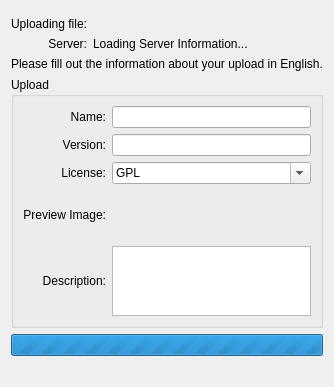
First picture: the form in knewstuff/knewstuff3/uploaddialog.ui, repository KDE/kdelibs, before the edit.
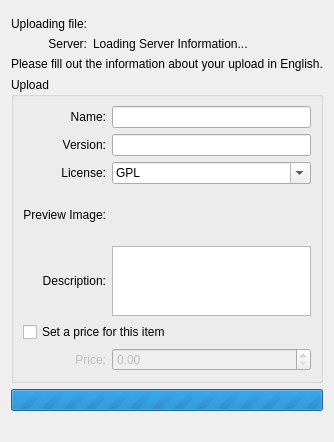
Second picture: the form after the edit. Custom widgets are drawn as their Qt base class.

Commit message: add price widgets

```diff
--- a/knewstuff/knewstuff3/uploaddialog.ui
+++ b/knewstuff/knewstuff3/uploaddialog.ui
@@ -213,6 +213,36 @@
         </property>
        </widget>
       </item>
+      <item row="5" column="0" colspan="3">
+       <widget class="QCheckBox" name="priceCheckBox">
+        <property name="text">
+         <string>Set a price for this item</string>
+        </property>
+       </widget>
+      </item>
+      <item row="6" column="1" colspan="2">
+       <widget class="QDoubleSpinBox" name="priceSpinBox">
+        <property name="enabled">
+         <bool>false</bool>
+        </property>
+        <property name="singleStep">
+         <double>0.010000000000000</double>
+        </property>
+       </widget>
+      </item>
+      <item row="6" column="0">
+       <widget class="QLabel" name="label">
+        <property name="enabled">
+         <bool>false</bool>
+        </property>
+        <property name="text">
+         <string>Price:</string>
+        </property>
+        <property name="alignment">
+         <set>Qt::AlignRight|Qt::AlignTrailing|Qt::AlignVCenter</set>
+        </property>
+       </widget>
+      </item>
      </layout>
     </widget>
    </item>
@@ -222,7 +252,7 @@
       <number>0</number>
      </property>
      <property name="value">
-      <number>103748</number>
+      <number>107558</number>
      </property>
     </widget>
    </item>
```
